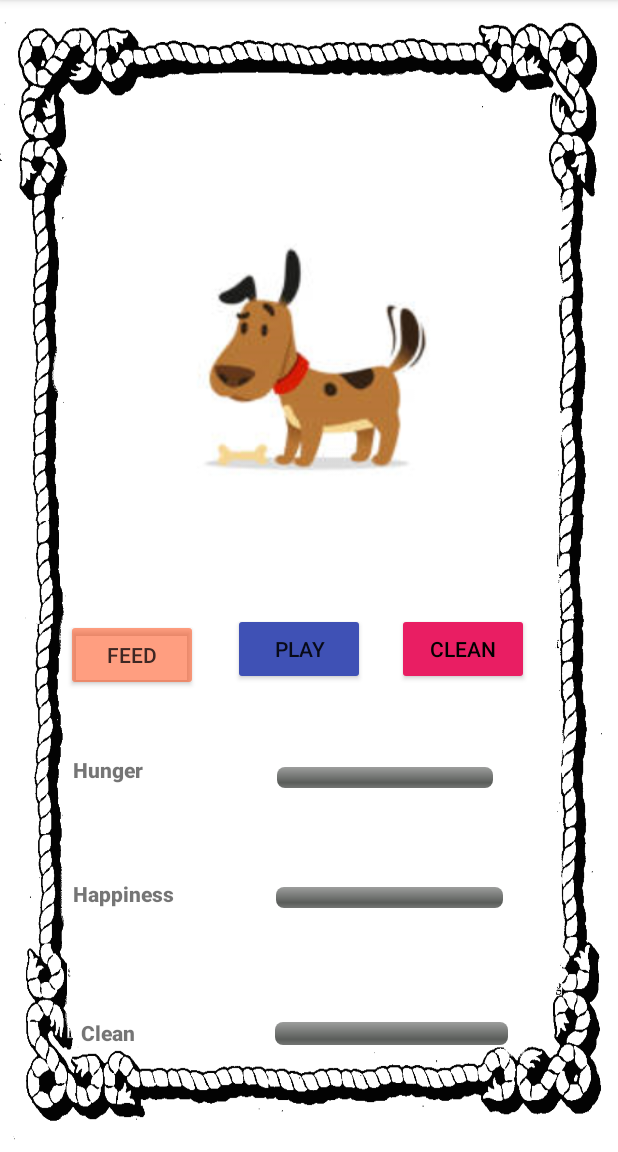
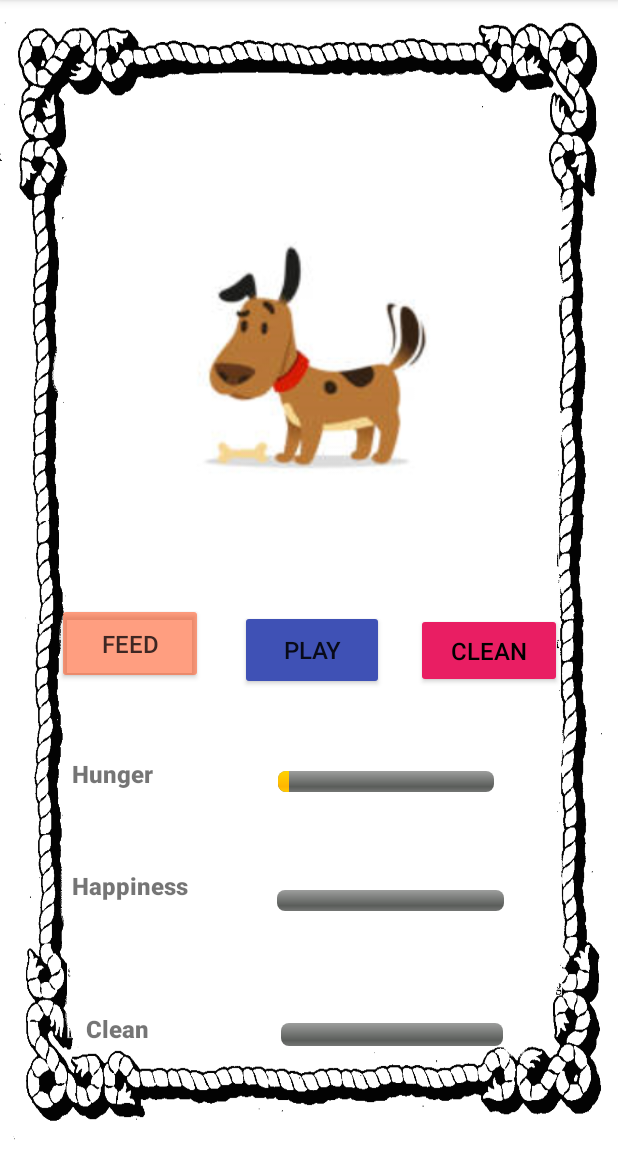
Before and after one commit to LiamBaxter12/Liam_Baxter_ST10435687_Assignment2, an Android app: the screen it shows after launch (Game), after a tap on "FEED", on a phone screen of 412 x 824 dp, the part 84-1236 px from its top. Run offline under Robolectric (Android 15) with nearby library versions, the phone set to English and light mode, and no system bars.

Commit message:
Updated finished project

```diff
--- a/app/build.gradle.kts
+++ b/app/build.gradle.kts
@@ -49,4 +49,8 @@ dependencies {
     testImplementation("junit:junit:4.13.2")
     androidTestImplementation("androidx.test.ext:junit:1.1.5")
     androidTestImplementation("androidx.test.espresso:espresso-core:3.5.1")
+    androidTestImplementation ("androidx.test:runner:1.4.0")
+    androidTestImplementation ("androidx.test:rules:1.4.0")
+
+
 }
--- a/app/src/main/java/com/example/assignment2/Game.kt
+++ b/app/src/main/java/com/example/assignment2/Game.kt
@@ -1,68 +1,103 @@
 package com.example.assignment2
 
-import androidx.appcompat.app.AppCompatActivity
 import android.os.Bundle
+import android.os.Handler
 import android.widget.Button
 import android.widget.ImageView
 import android.widget.ProgressBar
 import android.widget.Toast
+import androidx.appcompat.app.AppCompatActivity
 
+
+@Suppress("DEPRECATION")
 class Game : AppCompatActivity() {
 
     private lateinit var hungerBar: ProgressBar
     private lateinit var happyBar: ProgressBar
     private lateinit var cleanBar: ProgressBar
 
-    private var hungerProgress = 0
-    private var cleanProgress = 0
-    private var happyProgress = 0
+    var hungerProgress = 0
+    var cleanProgress = 0
+    var happyProgress = 0
+
+    private val handler = Handler()
+    private val progressUpdater = object : Runnable {
+        override fun run() {
+            // Decrease progress by 5 if progress is greater than 0
+            hungerProgress = (hungerProgress - 5).coerceAtLeast(0)
+            cleanProgress = (cleanProgress - 5).coerceAtLeast(0)
+            happyProgress = (happyProgress - 5).coerceAtLeast(0)
+
+            // Update progress bars
+            hungerBar.progress = hungerProgress
+            cleanBar.progress = cleanProgress
+            happyBar.progress = happyProgress
+
+            // Schedule the next update after 1 minute
+            handler.postDelayed(this, 60000)
+        }
+    }
 
     override fun onCreate(savedInstanceState: Bundle?) {
         super.onCreate(savedInstanceState)
         setContentView(R.layout.activity_game)
 
+        hungerBar = findViewById(R.id.hungerBar)
+        cleanBar = findViewById(R.id.cleanBar)
+        happyBar = findViewById(R.id.happyBar)
 
         val image = findViewById<ImageView>(R.id.imageView)
         val feed = findViewById<Button>(R.id.feed)
         val clean = findViewById<Button>(R.id.clean)
         val play = findViewById<Button>(R.id.plays)
 
+        // Start updating progress bars every minute
+        handler.post(progressUpdater)
 
         feed.setOnClickListener {
             test(image, R.drawable.food)
-            if (hungerProgress < 30 ) {
-                hungerProgress += 10
-                hungerBar.progress = hungerProgress}
-            if (hungerProgress == 30) {
+            if (hungerProgress < 100) {
+                hungerProgress = (hungerProgress + 5).coerceAtMost(100)
+                hungerBar.progress = hungerProgress
+            }
+            if (hungerProgress == 100) {
                 feed.isEnabled = false
-                Toast.makeText(this,"Bob is full", Toast.LENGTH_SHORT).show()}
-
+                Toast.makeText(this, "Bob is full", Toast.LENGTH_SHORT).show()
+            }
         }
 
         clean.setOnClickListener {
             test(image, R.drawable.wash)
-            if (cleanProgress < 30 ) {
-                cleanProgress += 10
-                cleanBar.progress = cleanProgress}
-            if (cleanProgress == 30) {
+            if (cleanProgress < 100) {
+                cleanProgress = (cleanProgress + 5).coerceAtMost(100)
+                cleanBar.progress = cleanProgress
+            }
+            if (cleanProgress == 100) {
                 clean.isEnabled = false
-                Toast.makeText(this,"Bob is Clean", Toast.LENGTH_SHORT).show()}
-
+                Toast.makeText(this, "Bob is Clean", Toast.LENGTH_SHORT).show()
+            }
         }
 
         play.setOnClickListener {
             test(image, R.drawable.play)
-            if (happyProgress < 30 ) {
-                happyProgress += 10
-                happyBar.progress = happyProgress}
-            if (happyProgress == 30) {
+            if (happyProgress < 100) {
+                happyProgress = (happyProgress + 5).coerceAtMost(100)
+                happyBar.progress = happyProgress
+            }
+            if (happyProgress == 100) {
                 play.isEnabled = false
-                Toast.makeText(this,"Bob is Happy", Toast.LENGTH_SHORT).show()}
-
+                Toast.makeText(this, "Bob is Happy", Toast.LENGTH_SHORT).show()
+            }
         }
     }
 
     private fun test(imageView: ImageView, drawableId: Int) {
         imageView.setImageResource(drawableId)
     }
+
+    override fun onDestroy() {
+        super.onDestroy()
+        // Remove pending updates when activity is destroyed
+        handler.removeCallbacks(progressUpdater)
+    }
 }
--- a/app/src/main/res/layout/activity_game.xml
+++ b/app/src/main/res/layout/activity_game.xml
@@ -23,14 +23,16 @@
 
     <Button
         android:id="@+id/feed"
-        android:layout_width="wrap_content"
-        android:layout_height="wrap_content"
-        android:layout_marginStart="50dp"
+        android:layout_width="97dp"
+        android:layout_height="54dp"
+        android:layout_marginStart="65dp"
         android:layout_marginTop="63dp"
-        android:layout_marginBottom="32dp"
+        android:layout_marginEnd="1dp"
+        android:layout_marginBottom="48dp"
         android:backgroundTint="#92FF5722"
         android:text="@string/feed"
         android:textColor="#3E2723"
+        android:textSize="16sp"
         app:layout_constraintBottom_toTopOf="@+id/Hunger1"
         app:layout_constraintEnd_toStartOf="@+id/plays"
         app:layout_constraintStart_toStartOf="parent"
@@ -38,14 +40,15 @@
 
     <Button
         android:id="@+id/plays"
-        android:layout_width="wrap_content"
-        android:layout_height="wrap_content"
+        android:layout_width="96dp"
+        android:layout_height="53dp"
         android:layout_marginStart="23dp"
         android:layout_marginTop="63dp"
         android:layout_marginEnd="21dp"
         android:layout_marginBottom="48dp"
         android:backgroundTint="#3F51B5"
         android:text="@string/plays"
+        android:textSize="16sp"
         app:layout_constraintBottom_toTopOf="@+id/hungerBar"
         app:layout_constraintEnd_toStartOf="@+id/clean"
         app:layout_constraintStart_toEndOf="@+id/feed"
@@ -53,14 +56,15 @@
 
     <Button
         android:id="@+id/clean"
-        android:layout_width="wrap_content"
-        android:layout_height="wrap_content"
+        android:layout_width="97dp"
+        android:layout_height="50dp"
         android:layout_marginTop="63dp"
         android:layout_marginEnd="65dp"
         android:layout_marginBottom="48dp"
         android:backgroundTint="#E91E63"
         android:text="@string/clean"
         android:textColor="#000000"
+        android:textSize="16sp"
         app:layout_constraintBottom_toTopOf="@+id/hungerBar"
         app:layout_constraintEnd_toEndOf="parent"
         app:layout_constraintStart_toEndOf="@+id/plays"
@@ -69,13 +73,14 @@
 
     <TextView
         android:id="@+id/Hunger1"
-        android:layout_width="79dp"
-        android:layout_height="22dp"
+        android:layout_width="81dp"
+        android:layout_height="24dp"
         android:layout_marginStart="47dp"
         android:layout_marginEnd="56dp"
         android:layout_marginBottom="50dp"
         android:fontFamily="sans-serif-black"
         android:text="@string/Hunger1"
+        android:textSize="16sp"
         app:layout_constraintBottom_toTopOf="@+id/Happy2"
         app:layout_constraintEnd_toStartOf="@+id/hungerBar"
         app:layout_constraintStart_toStartOf="parent"
@@ -84,13 +89,14 @@
 
     <TextView
         android:id="@+id/Happy2"
-        android:layout_width="83dp"
-        android:layout_height="23dp"
+        android:layout_width="85dp"
+        android:layout_height="26dp"
         android:layout_marginStart="47dp"
         android:layout_marginEnd="51dp"
         android:layout_marginBottom="69dp"
         android:fontFamily="sans-serif-black"
         android:text="@string/Happy2"
+        android:textSize="16sp"
         app:layout_constraintBottom_toTopOf="@+id/Clean3"
         app:layout_constraintEnd_toStartOf="@+id/happyBar"
         app:layout_constraintStart_toStartOf="parent"
@@ -98,13 +104,14 @@
 
     <TextView
         android:id="@+id/Clean3"
-        android:layout_width="58dp"
-        android:layout_height="21dp"
+        android:layout_width="56dp"
+        android:layout_height="25dp"
         android:layout_marginStart="54dp"
         android:layout_marginEnd="71dp"
         android:layout_marginBottom="68dp"
         android:fontFamily="sans-serif-black"
         android:text="@string/Clean3"
+        android:textSize="16sp"
         app:layout_constraintBottom_toBottomOf="parent"
         app:layout_constraintEnd_toStartOf="@+id/cleanBar"
         app:layout_constraintStart_toStartOf="parent"
@@ -141,7 +148,7 @@
     <ProgressBar
         android:id="@+id/cleanBar"
         style="?android:attr/progressBarStyleHorizontal"
-        android:layout_width="155dp"
+        android:layout_width="148dp"
         android:layout_height="15dp"
         android:layout_marginEnd="73dp"
         android:layout_marginBottom="65dp"
```
Also changed, not shown: app/src/main/res/layout/activity_main.xml (+5 -6 lines), 1 other file.
